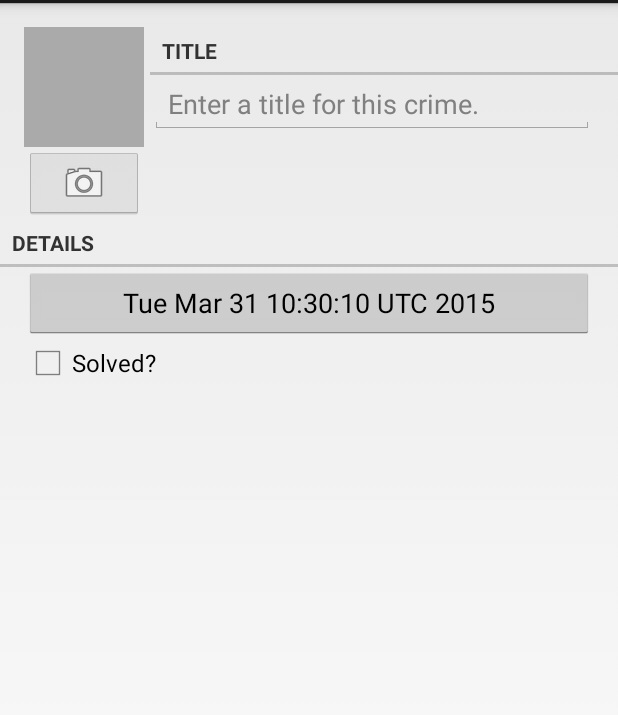
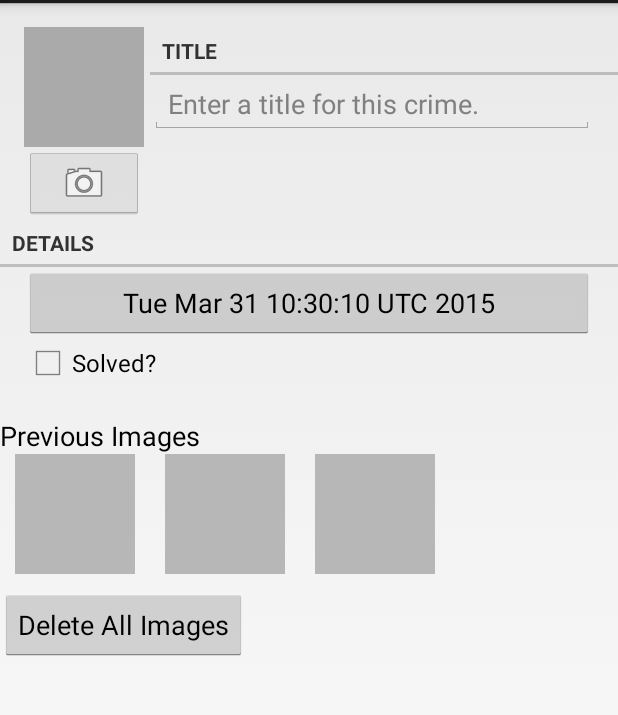
Before and after one commit to Robrowski/GeoSnap, an Android app: the screen it shows after launch (CrimeActivity), after a tap on "New Crime", on a phone screen of 412 x 824 dp, the part 69-784 px from its top. Run offline under Robolectric (Android 15) with nearby library versions, the phone set to English and light mode, and no system bars.

Commit message:
I think everything is finished. I'm gonna have to recheck the requirements and grading rubric. It has 4 pictures and overwrites them correctly. Photos can b deleted. Works in portrait and landscape. It seems too simple...

```diff
--- a/Project2-Camera/app/src/main/java/com/bignerdranch/android/criminalintent/Crime.java
+++ b/Project2-Camera/app/src/main/java/com/bignerdranch/android/criminalintent/Crime.java
@@ -13,12 +13,18 @@ public class Crime {
     private static final String JSON_DATE = "date";
     private static final String JSON_SOLVED = "solved";
     private static final String JSON_PHOTO = "photo";
+    private static final String JSON_PHOTO2 = "photo2";
+    private static final String JSON_PHOTO3 = "photo3";
+    private static final String JSON_PHOTO4 = "photo4";
+    private static final String JSON_NUMPHOTOS = "numPhotos";
+    private static final int NUM_PHOTO_BLOCKS = 4;
 
     private UUID mId;
     private String mTitle;
     private Date mDate;
     private boolean mSolved;
-    private Photo mPhoto;
+    private Photo[] mPhoto = new Photo[4];
+    private int mNumPhotos = 0;
 
     public Crime() {
         mId = UUID.randomUUID();
@@ -31,7 +37,14 @@ public class Crime {
         mSolved = json.getBoolean(JSON_SOLVED);
         mDate = new Date(json.getLong(JSON_DATE));
         if (json.has(JSON_PHOTO))
-            mPhoto = new Photo(json.getJSONObject(JSON_PHOTO));
+            mPhoto[0] = new Photo(json.getJSONObject(JSON_PHOTO));
+        if (json.has(JSON_PHOTO2))
+            mPhoto[1] = new Photo(json.getJSONObject(JSON_PHOTO2));
+        if (json.has(JSON_PHOTO3))
+            mPhoto[2] = new Photo(json.getJSONObject(JSON_PHOTO3));
+        if (json.has(JSON_PHOTO4))
+            mPhoto[3] = new Photo(json.getJSONObject(JSON_PHOTO4));
+        mNumPhotos = json.getInt(JSON_NUMPHOTOS);
     }
 
     public JSONObject toJSON() throws JSONException {
@@ -40,8 +53,15 @@ public class Crime {
         json.put(JSON_TITLE, mTitle);
         json.put(JSON_SOLVED, mSolved);
         json.put(JSON_DATE, mDate.getTime());
-        if (mPhoto != null)
-            json.put(JSON_PHOTO, mPhoto.toJSON());
+        if (mPhoto[0] != null)
+            json.put(JSON_PHOTO, mPhoto[0].toJSON());
+        if (mPhoto[1] != null)
+            json.put(JSON_PHOTO2, mPhoto[1].toJSON());
+        if (mPhoto[2] != null)
+            json.put(JSON_PHOTO3, mPhoto[2].toJSON());
+        if (mPhoto[3] != null)
+            json.put(JSON_PHOTO4, mPhoto[3].toJSON());
+        json.put(JSON_NUMPHOTOS, mNumPhotos);
         return json;
     }
 
@@ -78,12 +98,26 @@ public class Crime {
         mDate = date;
     }
 
-	public Photo getPhoto() {
-		return mPhoto;
+    public Photo getPhoto() {
+        return mPhoto[0];
+    }
+
+	public Photo getPhoto(int index) {
+		return mPhoto[index];
 	}
 
 	public void setPhoto(Photo photo) {
-		mPhoto = photo;
+		mPhoto[(mNumPhotos++)%NUM_PHOTO_BLOCKS] = photo;
 	}
 
+    public int getMostRecentImageIndex()
+    {
+        return (mNumPhotos - 1) % NUM_PHOTO_BLOCKS;
+    }
+
+    public void DeleteAllPhotos()
+    {
+        mPhoto = new Photo[NUM_PHOTO_BLOCKS];
+        mNumPhotos = 0;
+    }
 }
--- a/Project2-Camera/app/src/main/java/com/bignerdranch/android/criminalintent/CrimeFragment.java
+++ b/Project2-Camera/app/src/main/java/com/bignerdranch/android/criminalintent/CrimeFragment.java
@@ -33,13 +33,15 @@ public class CrimeFragment extends Fragment {
     private static final String DIALOG_IMAGE = "image";
     private static final int REQUEST_DATE = 0;
     private static final int REQUEST_PHOTO = 1;
+    private static final int NUM_IMAGE_BLOCKS = 4;
 
     Crime mCrime;
     EditText mTitleField;
     Button mDateButton;
     CheckBox mSolvedCheckBox;
     ImageButton mPhotoButton;
-    ImageView mPhotoView;
+    ImageView[] mPhotoView = new ImageView[4];
+    Button mDeleteButton;
 
     public static CrimeFragment newInstance(UUID crimeId) {
         Bundle args = new Bundle();
@@ -128,8 +130,8 @@ public class CrimeFragment extends Fragment {
             mPhotoButton.setEnabled(false);
         }
 
-        mPhotoView = (ImageView)v.findViewById(R.id.crime_imageView);
-        mPhotoView.setOnClickListener(new View.OnClickListener() {
+        mPhotoView[0] = (ImageView)v.findViewById(R.id.crime_imageView);
+        mPhotoView[0].setOnClickListener(new View.OnClickListener() {
             public void onClick(View v) {
                 Photo p = mCrime.getPhoto();
                 if (p == null)
@@ -144,32 +146,91 @@ public class CrimeFragment extends Fragment {
             }
         });
 
+        mPhotoView[1] = (ImageView)v.findViewById(R.id.crime_imageView2);
+        mPhotoView[1].setOnClickListener(new View.OnClickListener() {
+            public void onClick(View v) {
+                Photo p = mCrime.getPhoto(1);
+                if (p == null)
+                    return;
 
+                FragmentManager fm = getActivity()
+                        .getSupportFragmentManager();
+                String path = getActivity()
+                        .getFileStreamPath(p.getFilename()).getAbsolutePath();
+                ImageFragment.createInstance(path)
+                        .show(fm, DIALOG_IMAGE);
+            }
+        });
+
+        mPhotoView[2] = (ImageView)v.findViewById(R.id.crime_imageView3);
+        mPhotoView[2].setOnClickListener(new View.OnClickListener() {
+            public void onClick(View v) {
+                Photo p = mCrime.getPhoto(2);
+                if (p == null)
+                    return;
+
+                FragmentManager fm = getActivity()
+                        .getSupportFragmentManager();
+                String path = getActivity()
+                        .getFileStreamPath(p.getFilename()).getAbsolutePath();
+                ImageFragment.createInstance(path)
+                        .show(fm, DIALOG_IMAGE);
+            }
+        });
+
+        mPhotoView[3] = (ImageView)v.findViewById(R.id.crime_imageView4);
+        mPhotoView[3].setOnClickListener(new View.OnClickListener() {
+            public void onClick(View v) {
+                Photo p = mCrime.getPhoto(3);
+                if (p == null)
+                    return;
+
+                FragmentManager fm = getActivity()
+                        .getSupportFragmentManager();
+                String path = getActivity()
+                        .getFileStreamPath(p.getFilename()).getAbsolutePath();
+                ImageFragment.createInstance(path)
+                        .show(fm, DIALOG_IMAGE);
+            }
+        });
+
+        mDeleteButton = (Button)v.findViewById(R.id.delete_button);
+        mDeleteButton.setOnClickListener(new View.OnClickListener() {
+            public void onClick(View v) {
+                mCrime.DeleteAllPhotos();
+                for(int i = 0; i < NUM_IMAGE_BLOCKS; i ++)
+                {
+                    showPhoto(i);
+                }
+            }
+        });
         return v;
     }
 
-    private void showPhoto() {
+    private void showPhoto(int index) {
         // (re)set the image button's image based on our photo
-        Photo p = mCrime.getPhoto();
+        Photo p = mCrime.getPhoto(index);
         BitmapDrawable b = null;
         if (p != null) {
             String path = getActivity()
                 .getFileStreamPath(p.getFilename()).getAbsolutePath();
             b = PictureUtils.getScaledDrawable(getActivity(), path);
         }
-        mPhotoView.setImageDrawable(b);
+        mPhotoView[index].setImageDrawable(b);
     }
 
     @Override
     public void onStart() {
         super.onStart();
-        showPhoto();
+        for(int i = 0; i < NUM_IMAGE_BLOCKS; i ++)
+            showPhoto(i);
     }
 
     @Override
     public void onStop() {
         super.onStop();
-        PictureUtils.cleanImageView(mPhotoView);
+        for(int i = 0; i < NUM_IMAGE_BLOCKS; i ++)
+            PictureUtils.cleanImageView(mPhotoView[i]);
     }
 
 
@@ -187,7 +248,7 @@ public class CrimeFragment extends Fragment {
             if (filename != null) {
                 Photo p = new Photo(filename);
                 mCrime.setPhoto(p);
-                showPhoto();
+                showPhoto(mCrime.getMostRecentImageIndex());
             }
         }
     }
--- a/Project2-Camera/app/src/main/res/layout-land/fragment_crime.xml
+++ b/Project2-Camera/app/src/main/res/layout-land/fragment_crime.xml
@@ -2,8 +2,18 @@
 <LinearLayout xmlns:android="http://schemas.android.com/apk/res/android"
   android:layout_width="match_parent"
   android:layout_height="wrap_content"
-  android:orientation="vertical"
-  >
+  android:orientation="vertical">
+
+    <ScrollView
+        android:layout_width="match_parent"
+        android:layout_height="match_parent"
+        android:id="@+id/scrollView" >
+
+        <LinearLayout
+            android:layout_width="fill_parent"
+            android:layout_height="fill_parent"
+            android:orientation="vertical">
+
             <LinearLayout
             android:layout_width="fill_parent"
             android:layout_height="wrap_content"
@@ -48,12 +58,19 @@
                 />
             </LinearLayout>
           </LinearLayout>
+
             <TextView
             android:layout_width="match_parent"
             android:layout_height="wrap_content"
             android:text="@string/crime_details_label"
             style="?android:listSeparatorTextViewStyle"
             />
+
+            <LinearLayout
+                android:orientation="vertical"
+                android:layout_width="fill_parent"
+                android:layout_height="fill_parent">
+
                 <LinearLayout
                 android:layout_width="match_parent"
                 android:layout_height="wrap_content"
@@ -70,5 +87,57 @@
                     android:layout_height="wrap_content"
                     android:layout_weight="1"
                     android:text="@string/crime_solved_label" />
+
+                </LinearLayout>
+
+                <TextView
+                    android:layout_width="wrap_content"
+                    android:layout_height="wrap_content"
+                    android:textAppearance="?android:attr/textAppearanceMedium"
+                    android:text="Previous Images"
+                    android:id="@+id/textView"
+                    android:layout_marginTop="20dp" />
+
+                <LinearLayout
+                    android:orientation="horizontal"
+                    android:layout_width="fill_parent"
+                    android:layout_height="fill_parent">
+
+                    <ImageView
+                        android:layout_width="150dp"
+                        android:layout_height="80dp"
+                        android:id="@+id/crime_imageView2"
+                        android:layout_weight="0"
+                        android:background="#ffaaaaaa"
+                        android:layout_marginLeft="10dp"
+                        android:layout_marginRight="10dp" />
+
+                    <ImageView
+                        android:layout_width="150dp"
+                        android:layout_height="80dp"
+                        android:id="@+id/crime_imageView3"
+                        android:layout_weight="0"
+                        android:background="#ffaaaaaa"
+                        android:layout_marginLeft="10dp"
+                        android:layout_marginRight="10dp" />
+
+                    <ImageView
+                        android:layout_width="150dp"
+                        android:layout_height="80dp"
+                        android:id="@+id/crime_imageView4"
+                        android:layout_weight="0"
+                        android:background="#ffaaaaaa"
+                        android:layout_marginLeft="10dp"
+                        android:layout_marginRight="10dp" />
+                </LinearLayout>
+
+                <Button
+                    android:layout_width="wrap_content"
+                    android:layout_height="wrap_content"
+                    android:text="Delete All Images"
+                    android:id="@+id/delete_button" />
             </LinearLayout>
         </LinearLayout>
+    </ScrollView>
+
+</LinearLayout>
--- a/Project2-Camera/app/src/main/res/layout/fragment_crime.xml
+++ b/Project2-Camera/app/src/main/res/layout/fragment_crime.xml
@@ -67,4 +67,55 @@
     android:layout_marginRight="16dp"
     android:text="@string/crime_solved_label"
     />
+
+    <TextView
+        android:layout_width="wrap_content"
+        android:layout_height="wrap_content"
+        android:textAppearance="?android:attr/textAppearanceMedium"
+        android:text="Previous Images"
+        android:id="@+id/textView2"
+        android:layout_marginTop="20dp" />
+
+    <LinearLayout
+        android:orientation="horizontal"
+        android:layout_width="fill_parent"
+        android:layout_height="fill_parent">
+
+        <ImageView
+            android:layout_width="80dp"
+            android:layout_height="80dp"
+            android:id="@+id/crime_imageView2"
+            android:layout_weight="0"
+            android:background="#ffb7b7b7"
+            android:layout_marginLeft="10dp"
+            android:layout_marginRight="10dp" />
+
+        <ImageView
+            android:layout_width="80dp"
+            android:layout_height="80dp"
+            android:id="@+id/crime_imageView3"
+            android:layout_weight="0"
+            android:background="#ffb7b7b7"
+            android:layout_marginLeft="10dp"
+            android:layout_marginRight="10dp" />
+
+        <ImageView
+            android:layout_width="80dp"
+            android:layout_height="80dp"
+            android:id="@+id/crime_imageView4"
+            android:layout_weight="0"
+            android:background="#ffb7b7b7"
+            android:layout_marginLeft="10dp"
+            android:layout_marginRight="10dp" />
+    </LinearLayout>
+
+    <Button
+        android:layout_width="wrap_content"
+        android:layout_height="wrap_content"
+        android:text="Delete All Images"
+        android:id="@+id/delete_button"
+        android:layout_marginTop="10dp"
+        android:clickable="true"
+        android:enabled="true" />
+
 </LinearLayout>
--- a/Project2-Camera/app/src/main/res/values/strings.xml
+++ b/Project2-Camera/app/src/main/res/values/strings.xml
@@ -14,5 +14,6 @@
   <string name="subtitle">Sometimes tolerance is not a virtue.</string>
   <string name="delete_crime">Delete Crime</string>
   <string name="take">Take!</string>
+    <string name="delete_all_images">Delete All Images</string>
 
 </resources>
```
Lines whose indentation alone changed are shown as unchanged.
